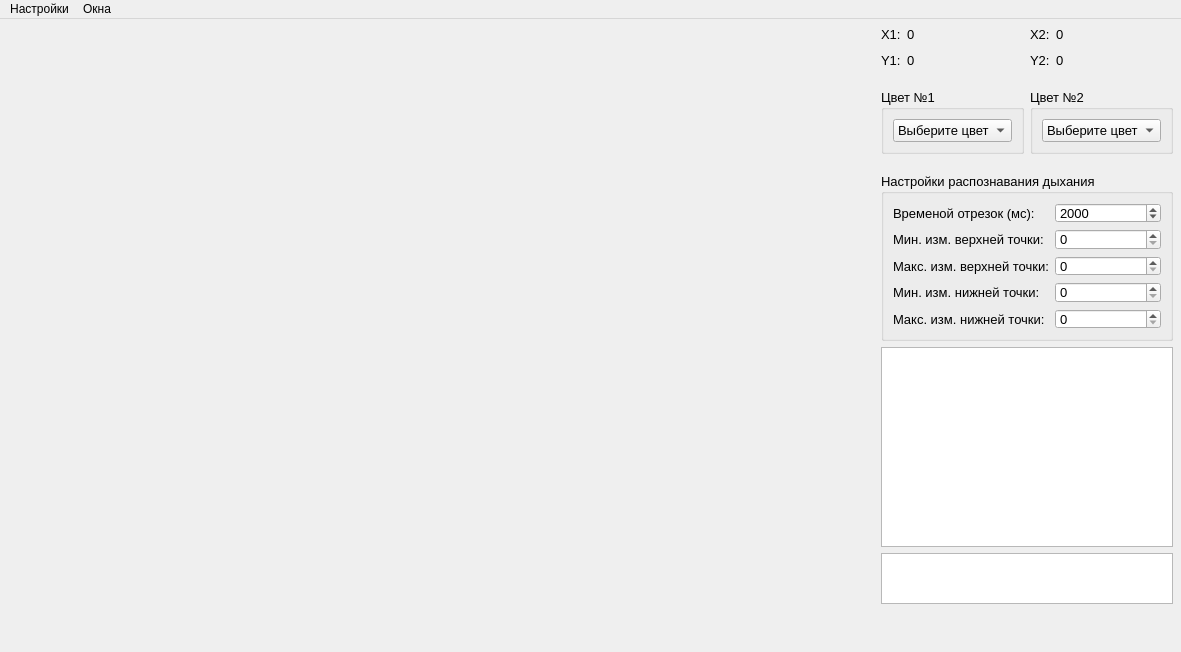
First picture: the form in data/ui/main_window.ui, repository gg-master/VISDOM_project, before the edit.
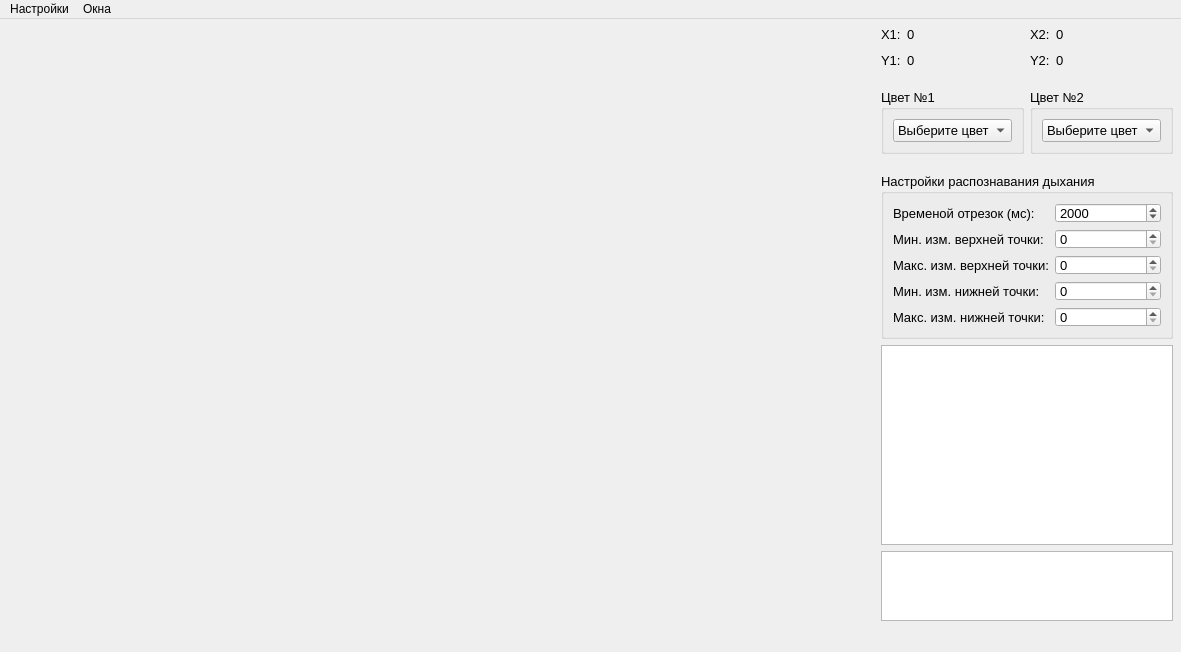
Second picture: the form after the edit. Custom widgets are drawn as their Qt base class.

```diff
--- a/data/ui/main_window.ui
+++ b/data/ui/main_window.ui
@@ -533,7 +533,7 @@
           <property name="minimumSize">
            <size>
             <width>0</width>
-            <height>50</height>
+            <height>70</height>
            </size>
           </property>
           <property name="maximumSize">
```
